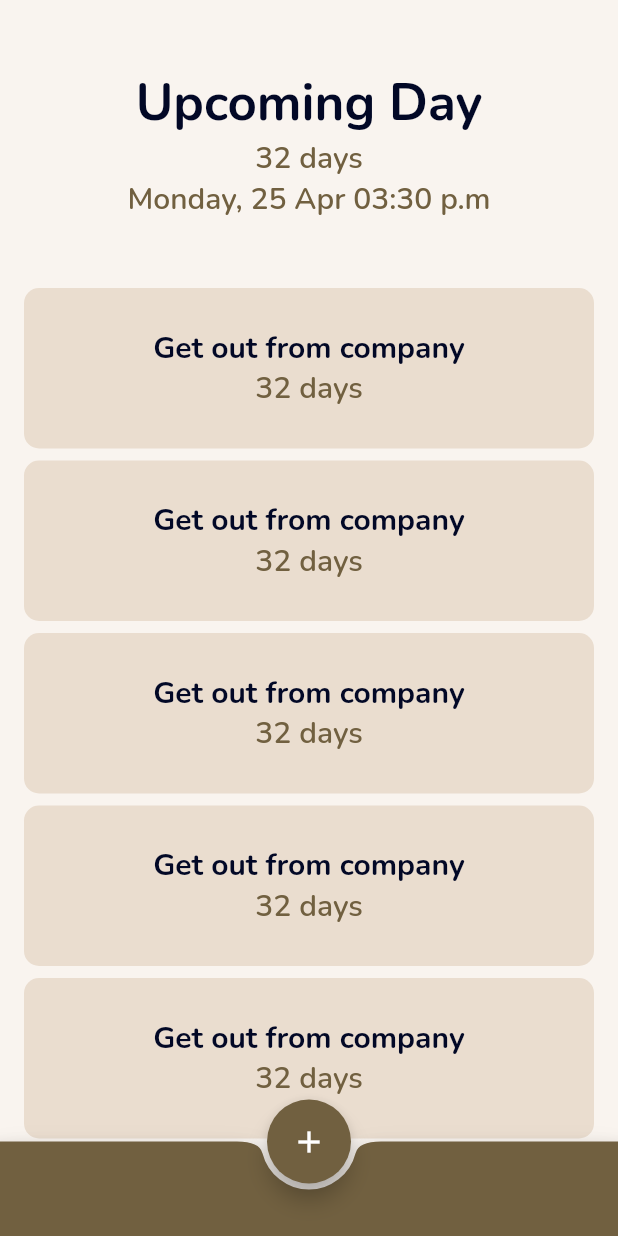
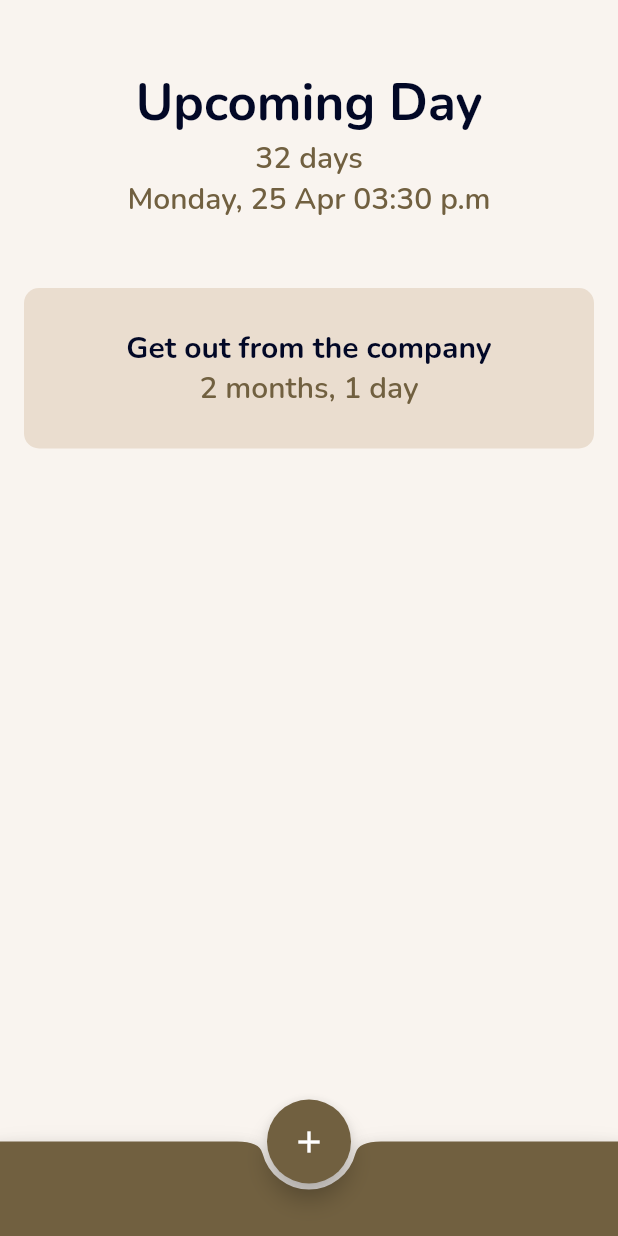
Before and after one commit to reliek21/epicticker-mobile-app, a Flutter app: the screen it shows after launch, on a phone screen of 412 x 824 dp. Run offline on Flutter 3.47's test engine with Material 2 defaults, Android fonts, the light colour scheme and no system bars; our stand-ins replace sqflite; accounts and stored records are empty.

Commit message:
feat: difference dates added

```diff
--- /dev/null
+++ b/lib/core/entities/count_down_entity.dart
@@ -0,0 +1,9 @@
+class CountDownEntity {
+  final int id;
+  final String title;
+
+  const CountDownEntity({
+    required this.id,
+    required this.title
+  });
+}
--- /dev/null
+++ b/lib/utils/difference_date_util.dart
@@ -0,0 +1,36 @@
+String calculateDateDifference(int year, int month, int day) {
+  final DateTime selectedDate = DateTime(year, month, day);
+  final DateTime now = DateTime.now();
+
+  final Duration difference = selectedDate.difference(now);
+
+  // Remaining years
+  final years = difference.inDays ~/ 365;
+
+  // Remaining months
+  final remainingDays = difference.inDays % 365;
+  final months = remainingDays ~/ 30;
+
+  // Remaining days
+  final days = remainingDays % 30;
+
+  return conditionalToShowDate(years, months, days);
+}
+
+String conditionalToShowDate(int year, int month, int day) {
+  final parts = <String>[];
+
+  if (year > 0) {
+    parts.add('$year year${year > 1 ? 's' : ''}');
+  }
+
+  if (month > 0) {
+    parts.add('$month month${month > 1 ? 's' : ''}');
+  }
+
+  if (day > 0) {
+    parts.add('$day day${day > 1 ? 's' : ''}');
+  }
+
+  return parts.isEmpty ? '0 days' : parts.join(', ');
+}
--- a/lib/views/screens/home_screen.dart
+++ b/lib/views/screens/home_screen.dart
@@ -17,12 +17,12 @@ class HomeScreen extends StatelessWidget {
             margin: const EdgeInsets.symmetric(vertical: 46.0),
             child: const InformationDashWidget()
           ),
-          const DayLeftCardWidget(),
-          const DayLeftCardWidget(),
-          const DayLeftCardWidget(),
-          const DayLeftCardWidget(),
-          const DayLeftCardWidget(),
-          const DayLeftCardWidget(),
+          const DayLeftCardWidget(
+            title: 'Get out from the company',
+            year: 2023,
+            month: 12,
+            day: 24
+          ),
         ],
       ),
     );
--- a/lib/views/widgets/day_left_card_widget.dart
+++ b/lib/views/widgets/day_left_card_widget.dart
@@ -1,9 +1,21 @@
+import 'package:epicticker/utils/difference_date_util.dart';
 import 'package:flutter/material.dart';
 import 'package:epicticker/common/color.dart';
 import 'package:epicticker/common/text_styles.dart';
 
 class DayLeftCardWidget extends StatelessWidget {
-  const DayLeftCardWidget({super.key});
+  final String title;
+  final int year;
+  final int month;
+  final int day;
+
+  const DayLeftCardWidget({
+    super.key,
+    required this.title,
+    required this.year,
+    required this.month,
+    required this.day,
+  });
 
   @override
   Widget build(BuildContext context) {
@@ -19,14 +31,14 @@ class DayLeftCardWidget extends StatelessWidget {
         mainAxisAlignment: MainAxisAlignment.center,
         children: [
           Text(
-            'Get out from company',
+            title,
             style: EpicTickerTextStyles.heading(
               color: EpicTickerColors.dark,
               fontWeight: FontWeight.bold
             ),
           ),
           Text(
-            '32 days',
+            calculateDateDifference(year, month, day),
             style: EpicTickerTextStyles.heading(
               color: EpicTickerColors.brown
             ),
```
Also changed, not shown: pubspec.lock.
